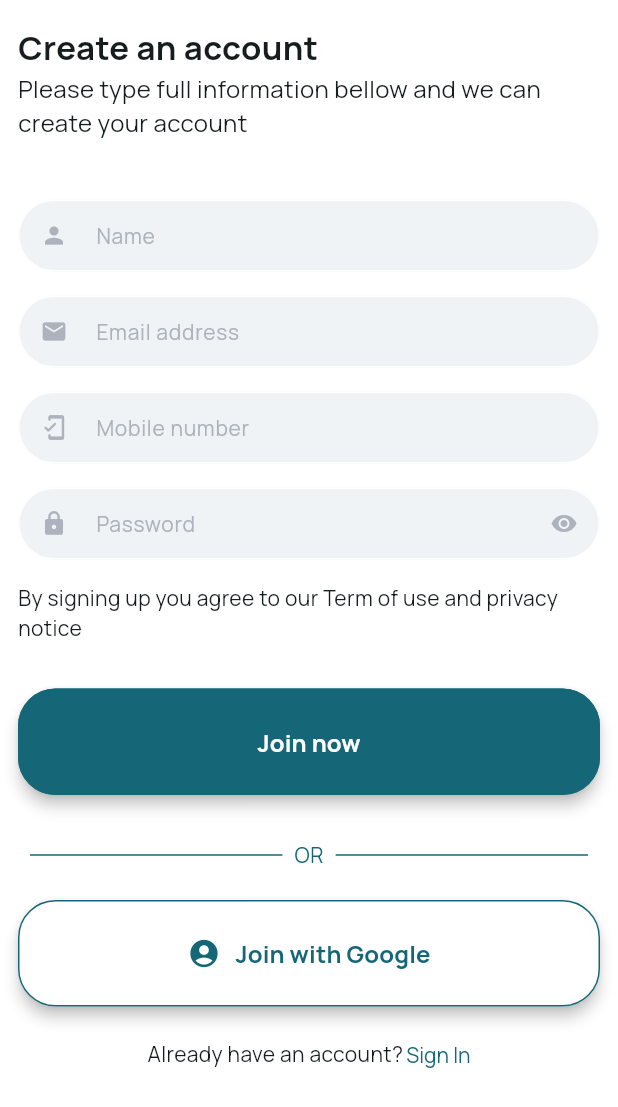
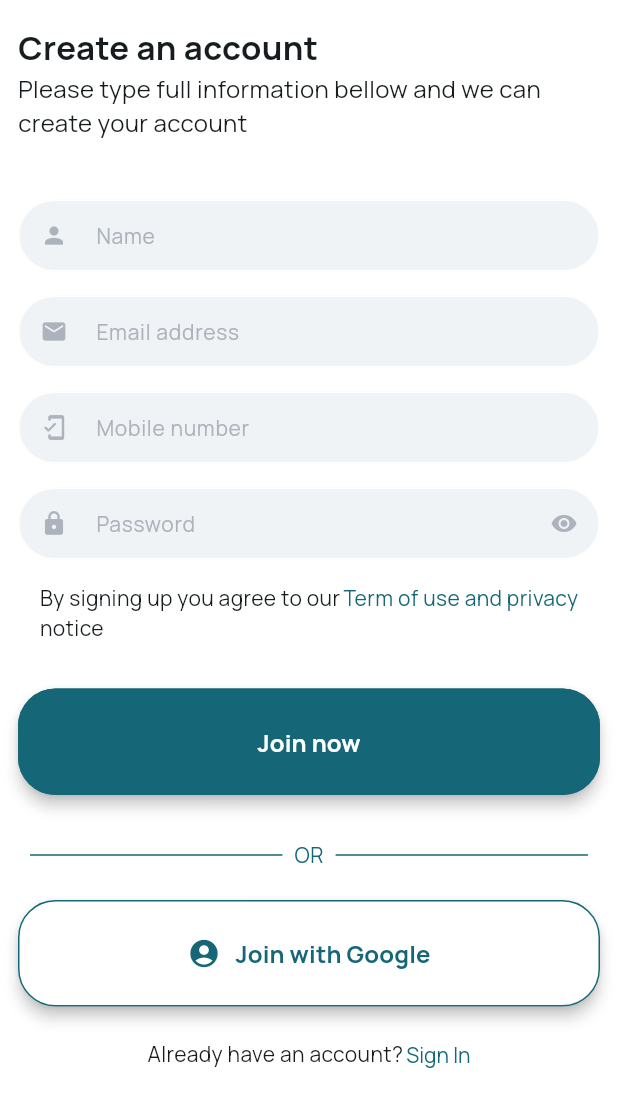
Before and after one commit to CleisonFreitas/local-service-flutter, a Flutter app: the SignUpScreen screen opened by its route, on a phone screen of 412 x 824 dp. Shown: the top 1107 px of the screen. Run offline on Flutter 3.47's test engine with Material 3 defaults, Android fonts, the phone set to English and light mode, and no system bars; our stand-ins replace go_router.

Commit message:
finalizando tela de registro

```diff
--- a/lib/features/auth/signup/signup_screen.dart
+++ b/lib/features/auth/signup/signup_screen.dart
@@ -1,4 +1,5 @@
 import 'package:flutter/material.dart';
+import 'package:go_router/go_router.dart';
 import 'package:local_services/core/constants/app_colors.dart';
 import 'package:local_services/core/constants/app_texts.dart';
 import 'package:local_services/shared/components/custom_button.dart';
@@ -71,9 +72,23 @@
                   prefixIcon: Icons.lock,
                   isSecret: true,
                 ),
-                Text(
-                  'By signing up you agree to our Term of use and privacy notice',
-                  style: AppTexts.subtitle1,
+                Wrap(
+                  direction: Axis.horizontal,
+                  spacing: 2,
+                  children: <Widget>[
+                    Text(
+                      'By signing up you agree to our',
+                      style: AppTexts.subtitle1,
+                    ),
+                    InkWell(
+                      child: Text(
+                        'Term of use and privacy',
+                        style: AppTexts.subtitle1.primary,
+                      ),
+                      onTap: () => print('Acessando termos de serviço'),
+                    ),
+                    Text('notice', style: AppTexts.subtitle1),
+                  ],
                 ),
                 const SizedBox(height: 10),
                 CustomButton(
@@ -133,11 +148,14 @@
                 spacing: 2,
                 children: <Widget>[
                   Text('Already have an account?', style: AppTexts.subtitle1),
-                  RichText(
-                    text: TextSpan(
-                      text: 'Sign In',
-                      style: AppTexts.subtitle1.primary,
+                  InkWell(
+                    child: RichText(
+                      text: TextSpan(
+                        text: 'Sign In',
+                        style: AppTexts.subtitle1.primary,
+                      ),
                     ),
+                    onTap: () => GoRouter.of(context).go('/login'),
                   ),
                 ],
               ),
```
